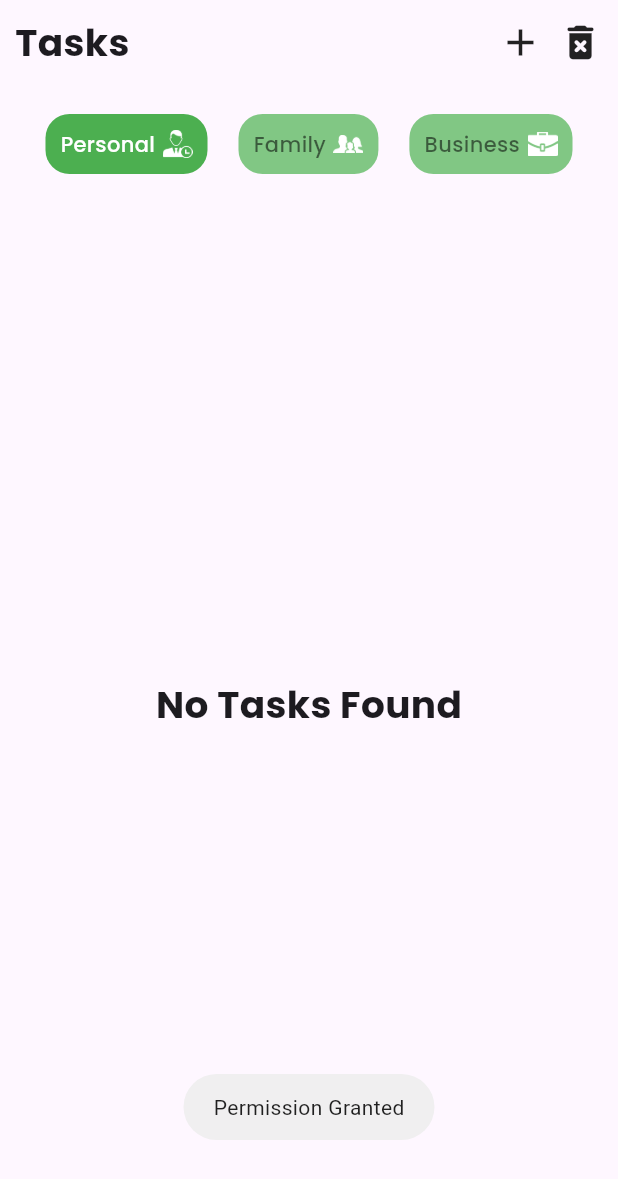
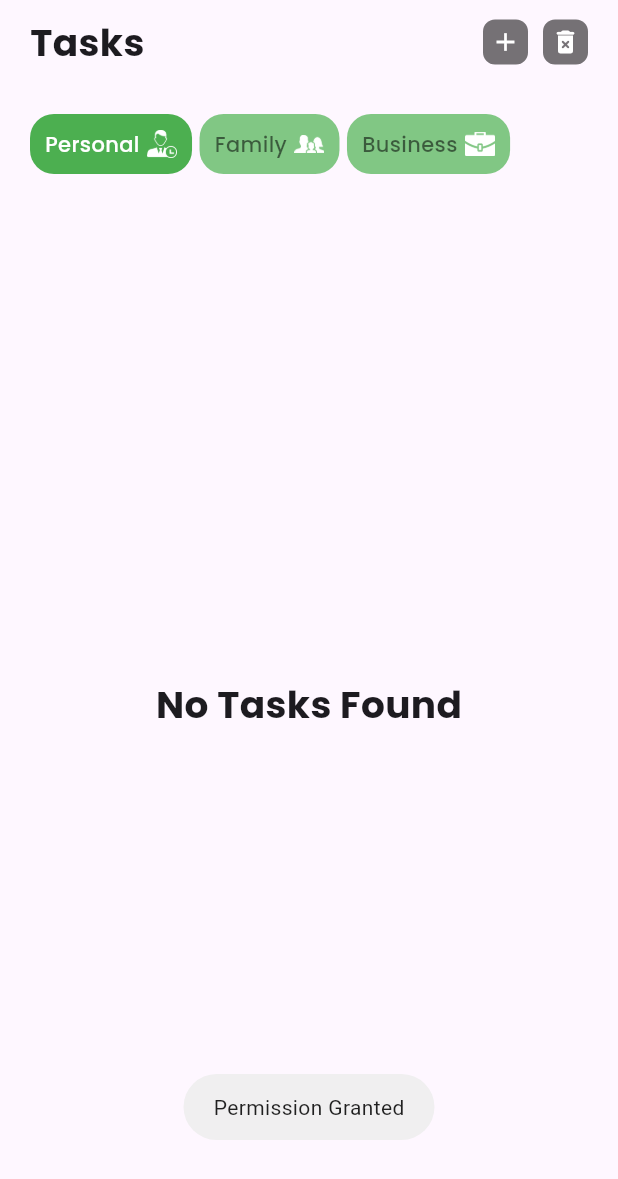
Before and after one commit to BreezyWeezy15/TodosFlutter, a Flutter app: the HomePage screen opened directly, on a phone screen of 412 x 824 dp. Shown: the top 1179 px of the screen. Run offline on Flutter 3.47's test engine with Material 3 defaults, Android fonts, the light colour scheme and no system bars; our stand-ins replace flutter_local_notifications, fluttertoast, gap, get, get_storage, google_fonts and 2 more; missing offline and left inert: alarm, receive_intent; accounts and stored records are empty.

Commit message:
new changes

```diff
--- a/lib/ui/home_page.dart
+++ b/lib/ui/home_page.dart
@@ -43,7 +43,7 @@ class _HomePageState extends State<HomePage> {
           child: Column(
             children: [
               Padding(
-                padding: const EdgeInsets.all(10),
+                padding: const EdgeInsets.only(left: 20,right: 20,top: 10),
                 child: Row(
                   children: [
                     Expanded(child: Text(
@@ -54,7 +54,15 @@ class _HomePageState extends State<HomePage> {
                              _todosController.getTodos(_tabs[selectedTab]);
                         });
                       },
-                      child: const Icon(Icons.add, size: 30,),
+                      child: Container(
+                        width: 30,
+                        height: 30,
+                        decoration: BoxDecoration(
+                          borderRadius: BorderRadius.circular(8),
+                          color: Colors.black54
+                        ),
+                        child :  const Icon(Icons.add, size: 20,color: Colors.white,),
+                      ),
                     ),
                     const Gap(10),
                     GestureDetector(
@@ -86,16 +94,23 @@ class _HomePageState extends State<HomePage> {
                               );
                             });
                       },
-                      child: const Icon(
-                        Icons.delete_forever_rounded, size: 30,),
+                      child: Container(
+                        width: 30,
+                        height: 30,
+                        decoration: BoxDecoration(
+                          borderRadius: BorderRadius.circular(8),
+                          color: Colors.black54
+                        ),
+                        child :  const Icon(Icons.delete_forever_rounded, size: 20,color: Colors.white,),
+                      ),
                     )
                   ],
                 ),
               ),
               Padding(
-                padding: const EdgeInsets.only(left: 20,right: 20,top: 20),
+                padding: const EdgeInsets.only(left: 20,right: 20,top: 30),
                 child: Row(
-                  mainAxisAlignment: MainAxisAlignment.spaceAround,
+                  mainAxisAlignment: MainAxisAlignment.start,
                   children: List.generate(_tabs.length, (index){
                     return GestureDetector(
                       onTap: (){
@@ -105,6 +120,7 @@ class _HomePageState extends State<HomePage> {
                         _todosController.getTodos(_tabs[selectedTab]);
                       },
                       child: Container(
+                      margin: const EdgeInsets.only(right: 5),
                       padding: const EdgeInsets.all(10),
                       decoration: BoxDecoration(
                         borderRadius: BorderRadius.circular(16),
```
